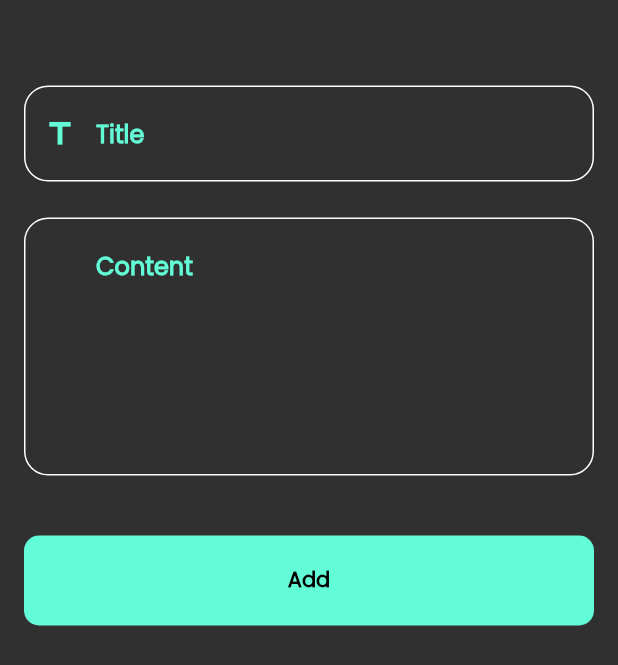
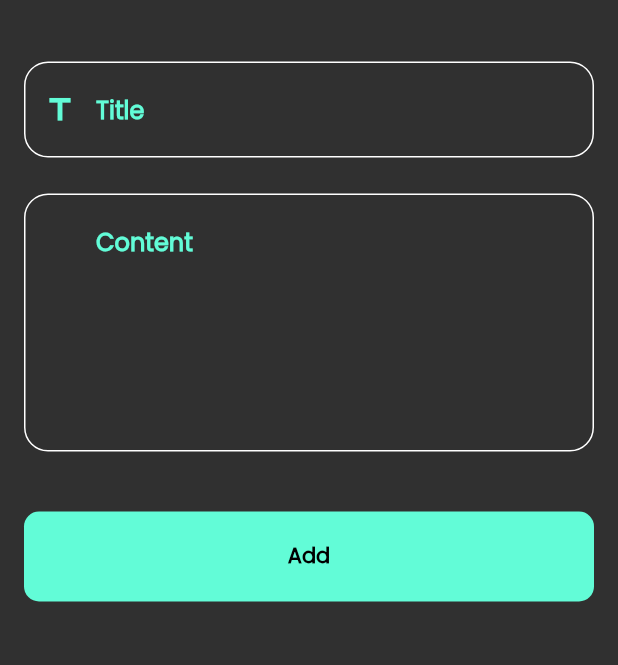
Before and after one commit to mkh515574/notes_app, a Flutter app: the AddNoteBottomSheet widget shown alone on an empty page, opened directly, on a phone screen of 412 x 824 dp. Shown: the top 665 px of the screen. Run offline on Flutter 3.47's test engine with Material 2 defaults, Android fonts, the light colour scheme and no system bars; drawn by our look-alikes of modal_progress_hud_nsn; our stand-ins replace bloc, flutter_bloc, font_awesome_flutter, hive, hive_flutter; accounts and stored records are empty.

Commit message:
fix bottom sheet display

```diff
--- a/lib/mybloc.dart
+++ b/lib/mybloc.dart
@@ -12,7 +12,7 @@
 
   @override
   void onCreate(BlocBase bloc) {
-    debugPrint('close = $bloc');
+    debugPrint('Create = $bloc');
 
     super.onCreate(bloc);
   }
@@ -25,13 +25,13 @@
 
   @override
   void onError(BlocBase bloc, Object error, StackTrace stackTrace) {
-    print("onError");
+    debugPrint("onError");
     super.onError(bloc, error, stackTrace);
   }
 
   @override
   void onEvent(Bloc bloc, Object? event) {
-    print("onEvent");
+    debugPrint("onEvent");
     super.onEvent(bloc, event);
   }
 }
--- a/lib/views/screens/notes_view.dart
+++ b/lib/views/screens/notes_view.dart
@@ -17,6 +17,7 @@
       floatingActionButton: FloatingActionButton(
         onPressed: () {
           showModalBottomSheet(
+            isScrollControlled: true,
             shape: RoundedRectangleBorder(
               borderRadius: BorderRadius.circular(30)
             ),
--- a/lib/views/widgets/addnote_botom_sheet.dart
+++ b/lib/views/widgets/addnote_botom_sheet.dart
@@ -1,6 +1,5 @@
 import 'package:flutter/material.dart';
 import 'package:flutter_bloc/flutter_bloc.dart';
-import 'package:modal_progress_hud_nsn/modal_progress_hud_nsn.dart';
 import 'package:note_app/cubit/notes_cubit.dart';
 import 'package:note_app/models/note_model.dart';
 import 'package:note_app/views/widgets/custom_button.dart';
@@ -11,21 +10,29 @@
 
   @override
   Widget build(BuildContext context) {
-    return Padding(
-      padding: const EdgeInsets.symmetric(horizontal: 16, vertical: 32),
-      child: BlocConsumer<NotesCubit, NotesState>(
+    return BlocConsumer<NotesCubit, NotesState>(
       listener: (context, state) {
-
-          if(state is NoteSuccess){
+        if (state is NoteSuccess) {
           Navigator.pop(context);
         }
       },
       builder: (context, state) {
-          return ModalProgressHUD(
-              inAsyncCall: state is NoteLoading ? true : false ,
-              child: const AddNote());
+        return AbsorbPointer(
+          absorbing: state is NoteLoading ? true : false,
+          child: Padding(
+            padding: EdgeInsets.only(
+              top: 16,
+              right: 16,
+              left: 16,
+              bottom: MediaQuery.of(context).viewInsets.bottom,
+            ),
+            child: const SingleChildScrollView(child: Padding(
+              padding: EdgeInsets.only(bottom: 20),
+              child: AddNote(),
+            )),
+          ),
+        );
       },
-      ),
     );
   }
 }
@@ -69,7 +76,10 @@
             hintText: "Content",
             maxLines: 6,
           ),
-          CustomButton(
+          BlocBuilder<NotesCubit, NotesState>(
+            builder: (context, state) {
+              return CustomButton(
+                isLoading: state is NoteLoading ? true : false,
                 onTap: () {
                   if (formKey.currentState!.validate()) {
                     formKey.currentState!.save();
@@ -79,11 +89,12 @@
                         date: DateTime.now().toString(),
                         color: Colors.blue.value);
                     BlocProvider.of<NotesCubit>(context).addNote(note);
-
                   } else {
                     autovalidateMode = AutovalidateMode.always;
                     setState(() {});
                   }
+                },
+              );
             },
           ),
         ],
--- a/lib/views/widgets/custom_button.dart
+++ b/lib/views/widgets/custom_button.dart
@@ -1,18 +1,22 @@
 import 'package:flutter/material.dart';
+
 
 import '../../constants.dart';
 
+
 class CustomButton extends StatelessWidget {
-  const CustomButton({Key? key,required this.onTap}) : super(key: key);
+  const CustomButton({super.key, required this.onTap,this.isLoading = false});
+
 
   final void Function()? onTap;
+  final bool isLoading;
 
   @override
   Widget build(BuildContext context) {
     return GestureDetector(
       onTap: onTap,
       child: Container(
-        margin:const EdgeInsets.only(top: 40),
+        margin: const EdgeInsets.only(top: 40),
         height: 60,
         decoration: BoxDecoration(
           borderRadius: BorderRadius.circular(10),
@@ -22,8 +26,14 @@
           //   Color.fromRGBO(143, 148, 251, .6),
           // ])
         ),
-        child: const Center(
-          child: Text(
+        child: Center(
+          child: isLoading
+              ? const SizedBox(
+                  height: 24,
+                  width: 24,
+                  child: CircularProgressIndicator(),
+                )
+              : const Text(
                   "Add",
                   style: TextStyle(
                       color: Colors.black, fontWeight: FontWeight.bold),
```
Lines whose indentation alone changed are shown as unchanged.
